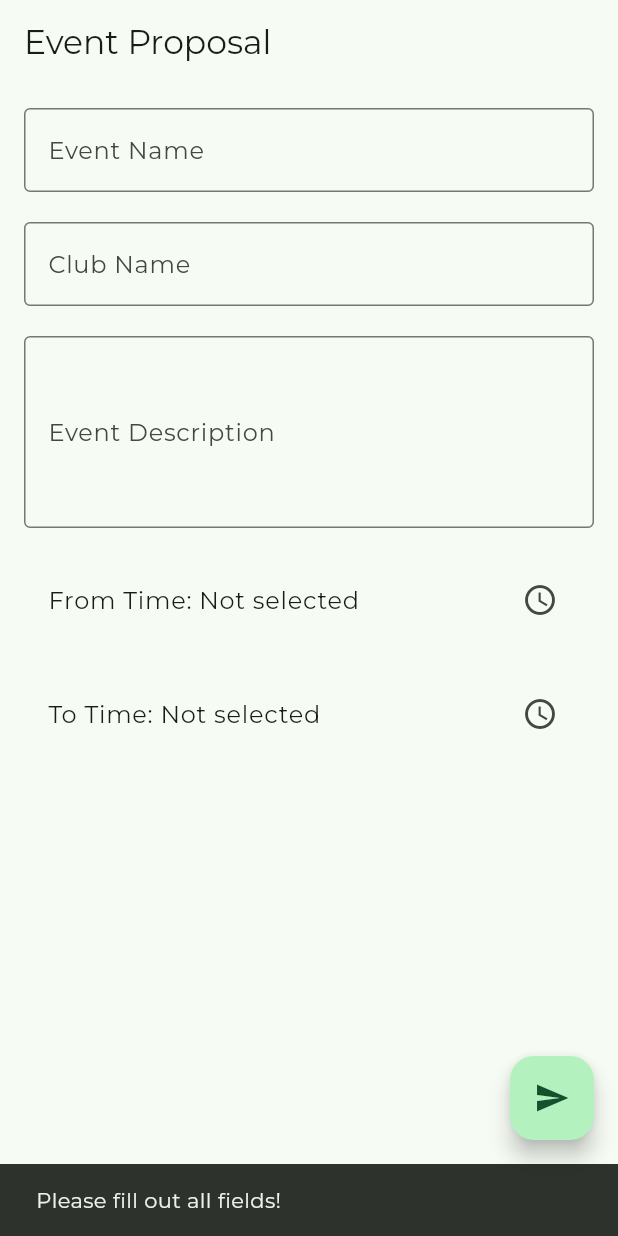
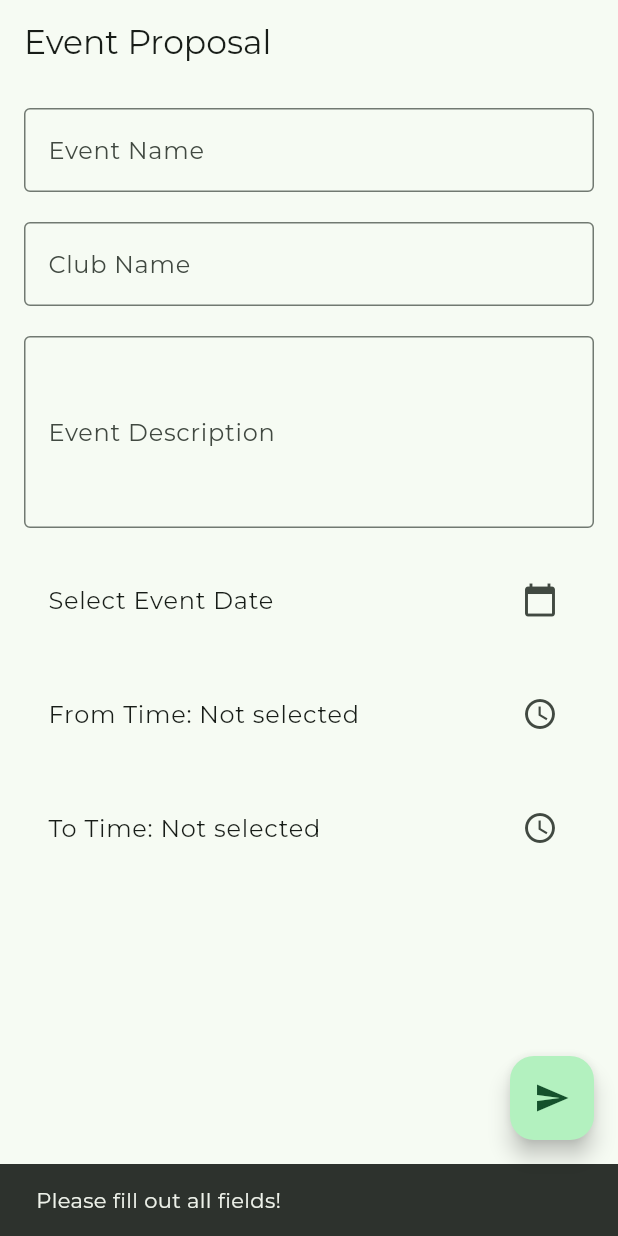
Before and after one commit to CrimsonRuby11/ezevents, a Flutter app: the EventProposalPage screen opened directly, after a tap on the "send" icon, on a phone screen of 412 x 824 dp. Run offline on Flutter 3.47's test engine with Material 3 defaults, Android fonts, the light colour scheme and no system bars; our stand-ins replace firebase_auth, firebase_core, google_fonts; accounts and stored records are empty.

Commit message:
date in event proposal

```diff
--- a/ezevents/lib/pages/event_proposal.dart
+++ b/ezevents/lib/pages/event_proposal.dart
@@ -25,6 +25,7 @@ class _EventProposalPageState extends State<EventProposalPage> {
 
   TimeOfDay? _fromTime;
   TimeOfDay? _toTime;
+  DateTime? selectedDate;
 
   // Function to show the time picker for the "From" time
   void _selectFromTime(BuildContext context) async {
@@ -52,6 +53,22 @@ class _EventProposalPageState extends State<EventProposalPage> {
     }
   }
 
+  // Function to show DatePicker for event date selection
+  void _showDatePicker() async {
+    DateTime? newDate = await showDatePicker(
+      context: context,
+      initialDate: selectedDate ?? DateTime.now(),
+      firstDate: DateTime(2020),
+      lastDate: DateTime(2026),
+    );
+
+    if (newDate != null && newDate != selectedDate) {
+      setState(() {
+        selectedDate = newDate;
+      });
+    }
+  }
+
   // Function to propose the event
   void _proposeEvent() {
     final eventName = _eventNameController.text;
@@ -59,7 +76,7 @@ class _EventProposalPageState extends State<EventProposalPage> {
     final eventDescription = _eventDescriptionController.text;
 
     // Check if the required fields are filled
-    if (eventName.isEmpty || clubName.isEmpty || eventDescription.isEmpty || _fromTime == null || _toTime == null) {
+    if (eventName.isEmpty || clubName.isEmpty || eventDescription.isEmpty || _fromTime == null || _toTime == null || selectedDate == null) {
       ScaffoldMessenger.of(context).showSnackBar(
         SnackBar(content: Text("Please fill out all fields!")),
       );
@@ -70,7 +87,7 @@ class _EventProposalPageState extends State<EventProposalPage> {
           return AlertDialog(
             title: Text('Event Proposal Submitted'),
             content: Text(
-                'Event: $eventName\nClub: $clubName\nDescription: $eventDescription\nTime: ${_fromTime?.format(context)} - ${_toTime?.format(context)}'),
+                'Event: $eventName\nClub: $clubName\nDescription: $eventDescription\nDate: ${selectedDate?.toLocal().toString().split(' ')[0]}\nTime: ${_fromTime?.format(context)} - ${_toTime?.format(context)}'),
             actions: <Widget>[
               TextButton(
                 child: Text('OK'),
@@ -83,6 +100,7 @@ class _EventProposalPageState extends State<EventProposalPage> {
                   setState(() {
                     _fromTime = null;
                     _toTime = null;
+                    selectedDate = null;
                   });
                 },
               ),
@@ -134,6 +152,23 @@ class _EventProposalPageState extends State<EventProposalPage> {
             ),
             SizedBox(height: 20),
 
+            // Date Picker
+            Row(
+              children: <Widget>[
+                Expanded(
+                  child: ListTile(
+                    title: Text(
+                        selectedDate == null
+                            ? 'Select Event Date'
+                            : 'Event Date: ${selectedDate!.toLocal().toString().split(' ')[0]}'),
+                    onTap: _showDatePicker,
+                    trailing: Icon(Icons.calendar_today),
+                  ),
+                ),
+              ],
+            ),
+            SizedBox(height: 20),
+
             // From Time Picker
             Row(
               children: <Widget>[
```
